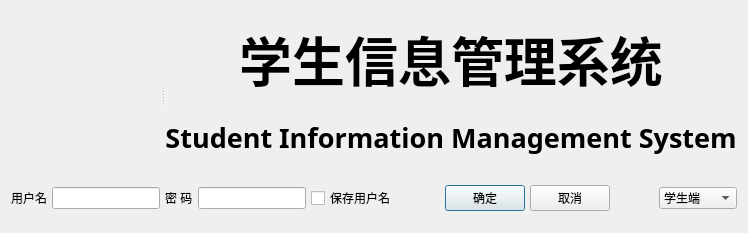
The window that login.ui (MuxiZhaoyang/SIMS-C-language-major-assignment) describes before a commit, drawn with Qt 5.
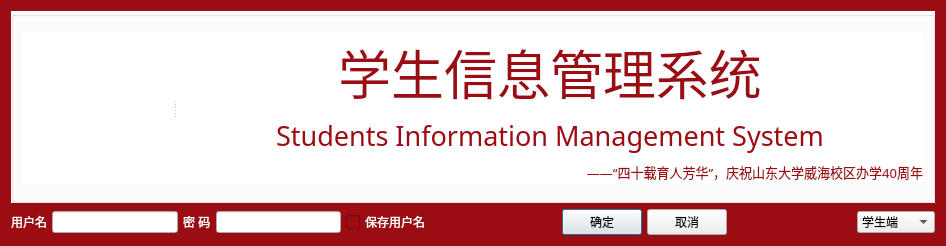
The same window after the commit. Icons and pictures are not drawn.

What changed in the file:
```diff
--- a/login.ui
+++ b/login.ui
@@ -6,15 +6,37 @@
    <rect>
     <x>0</x>
     <y>0</y>
-    <width>649</width>
-    <height>233</height>
+    <width>946</width>
+    <height>246</height>
    </rect>
   </property>
   <property name="windowTitle">
    <string>Login</string>
   </property>
+  <property name="styleSheet">
+   <string notr="true">QDialog {
+    background-color: rgb(156, 12, 19);
+    color: rgb(255, 255, 255); /* 字体颜色 */
+}
+QLabel{
+	color: rgb(255, 255, 255); /* 字体颜色 */
+}
+QCheckBox{
+	color: rgb(255, 255, 255); /* 字体颜色 */
+}</string>
+  </property>
   <layout class="QVBoxLayout" name="verticalLayout_2">
    <item>
+    <widget class="QGroupBox" name="groupBox">
+     <property name="styleSheet">
+      <string notr="true">background-color: rgb(255, 255, 255);
+color: rgb(156, 12, 19);</string>
+     </property>
+     <property name="title">
+      <string/>
+     </property>
+     <layout class="QHBoxLayout" name="horizontalLayout_2">
+      <item>
     <widget class="QSplitter" name="splitter">
      <property name="orientation">
       <enum>Qt::Horizontal</enum>
@@ -51,10 +73,10 @@
         <widget class="QLabel" name="label">
          <property name="font">
           <font>
-           <family>微软雅黑</family>
+              <family>新宋体</family>
            <pointsize>40</pointsize>
            <italic>false</italic>
-           <bold>true</bold>
+              <bold>false</bold>
           </font>
          </property>
          <property name="text">
@@ -69,22 +91,41 @@
         <widget class="QLabel" name="label_2">
          <property name="font">
           <font>
-           <family>微软雅黑</family>
+              <family>新宋体</family>
            <pointsize>20</pointsize>
            <italic>false</italic>
-           <bold>true</bold>
+              <bold>false</bold>
           </font>
          </property>
          <property name="text">
-          <string>Student Information Management System</string>
+             <string>Students Information Management System</string>
          </property>
          <property name="alignment">
           <set>Qt::AlignCenter</set>
          </property>
         </widget>
        </item>
-      </layout>
-     </widget>
+          <item>
+           <widget class="QLabel" name="label_5">
+            <property name="font">
+             <font>
+              <family>新宋体</family>
+              <pointsize>10</pointsize>
+             </font>
+            </property>
+            <property name="text">
+             <string> ——“四十载育人芳华”，庆祝山东大学威海校区办学40周年</string>
+            </property>
+            <property name="alignment">
+             <set>Qt::AlignRight|Qt::AlignTrailing|Qt::AlignVCenter</set>
+            </property>
+           </widget>
+          </item>
+         </layout>
+        </widget>
+       </widget>
+      </item>
+     </layout>
     </widget>
    </item>
    <item>
@@ -118,9 +159,15 @@
      </item>
      <item>
       <widget class="QCheckBox" name="chkBoxSave">
+       <property name="styleSheet">
+        <string notr="true">background-color: rgb(156, 12, 19);</string>
+       </property>
        <property name="text">
         <string>保存用户名</string>
        </property>
+       <property name="checked">
+        <bool>false</bool>
+       </property>
       </widget>
      </item>
      <item>
```
Left out of the diff: 2 changed lines with no effect on the pictures. Lines whose indentation alone changed are shown as unchanged.
